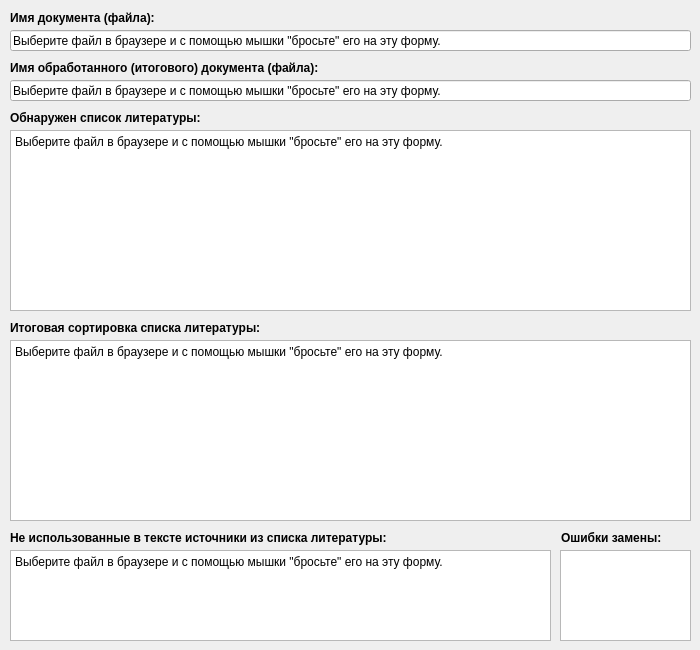
Qt form Qt5Project/Windows.ui (DIVIGL1/ReNumRefs) before a commit.
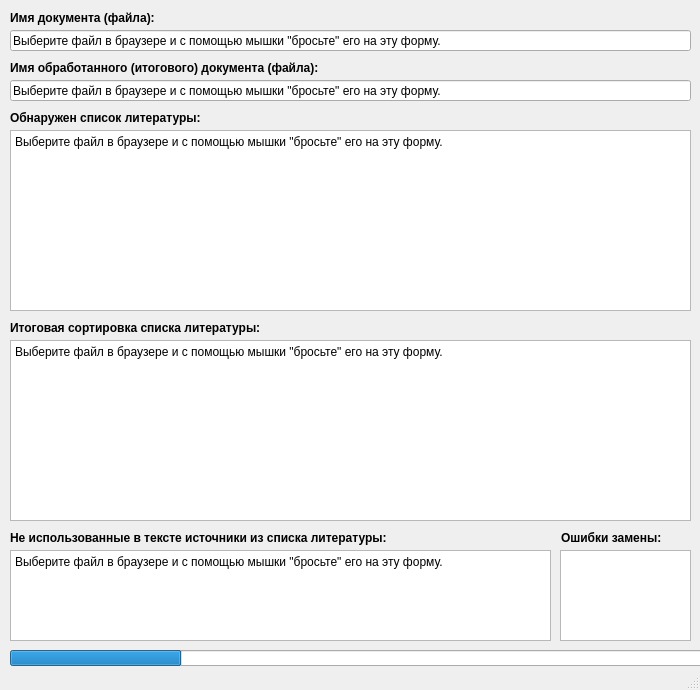
The same form after that commit.

Commit message: Updated size and positions of elements on main form.

```diff
--- a/Qt5Project/Windows.ui
+++ b/Qt5Project/Windows.ui
@@ -7,19 +7,19 @@
     <x>0</x>
     <y>0</y>
     <width>700</width>
-    <height>650</height>
+    <height>690</height>
    </rect>
   </property>
   <property name="minimumSize">
    <size>
     <width>700</width>
-    <height>650</height>
+    <height>690</height>
    </size>
   </property>
   <property name="maximumSize">
    <size>
     <width>700</width>
-    <height>650</height>
+    <height>690</height>
    </size>
   </property>
   <property name="acceptDrops">
@@ -350,7 +350,36 @@
      <string notr="true">Выберите файл в браузере и с помощью мышки &quot;бросьте&quot; его на эту форму.</string>
     </property>
    </widget>
+   <widget class="QProgressBar" name="progressBar">
+    <property name="geometry">
+     <rect>
+      <x>10</x>
+      <y>650</y>
+      <width>716</width>
+      <height>16</height>
+     </rect>
+    </property>
+    <property name="minimumSize">
+     <size>
+      <width>716</width>
+      <height>0</height>
+     </size>
+    </property>
+    <property name="maximumSize">
+     <size>
+      <width>716</width>
+      <height>16777215</height>
+     </size>
+    </property>
+    <property name="value">
+     <number>24</number>
+    </property>
+    <property name="format">
+     <string/>
+    </property>
+   </widget>
   </widget>
+  <widget class="QStatusBar" name="statusBar"/>
  </widget>
  <resources/>
  <connections/>
```
The commit also changes 1 other file.
